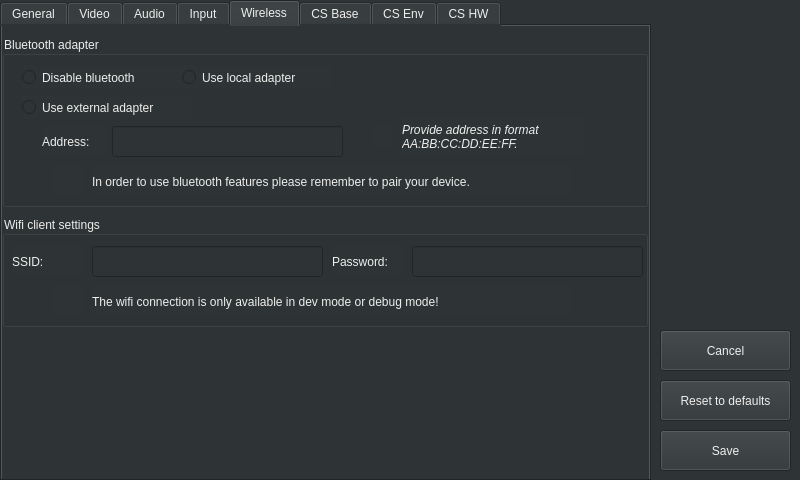
Qt form src/autoapp/UI/settingswindow.ui (arash-rasouli/openauto) before a commit.
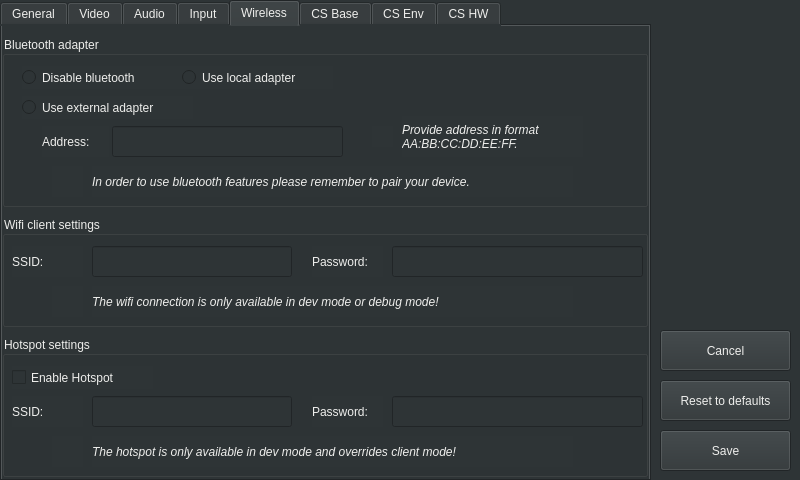
The same form after that commit. The open tabs and pages were chosen to show the change. Icons and pictures are not drawn.

Commit message: Complete wifi setup / Add Hotspot setup

Patch:
```diff
--- a/src/autoapp/UI/settingswindow.ui
+++ b/src/autoapp/UI/settingswindow.ui
@@ -1228,6 +1228,11 @@
         <height>31</height>
        </rect>
       </property>
+      <property name="font">
+       <font>
+        <italic>true</italic>
+       </font>
+      </property>
       <property name="text">
        <string>In order to use bluetooth features please remember to pair your device.</string>
       </property>
@@ -1248,9 +1253,9 @@
      <widget class="QLineEdit" name="lineEditWifiClientPassword">
       <property name="geometry">
        <rect>
-        <x>410</x>
+        <x>390</x>
         <y>30</y>
-        <width>231</width>
+        <width>251</width>
         <height>31</height>
        </rect>
       </property>
@@ -1267,7 +1272,7 @@
      <widget class="QLabel" name="labelWifiClientPassword">
       <property name="geometry">
        <rect>
-        <x>330</x>
+        <x>310</x>
         <y>30</y>
         <width>71</width>
         <height>31</height>
@@ -1299,6 +1304,11 @@
         <height>31</height>
        </rect>
       </property>
+      <property name="font">
+       <font>
+        <italic>true</italic>
+       </font>
+      </property>
       <property name="text">
        <string>The wifi connection is only available in dev mode or debug mode!</string>
       </property>
@@ -1308,7 +1318,7 @@
        <rect>
         <x>90</x>
         <y>30</y>
-        <width>231</width>
+        <width>200</width>
         <height>31</height>
        </rect>
       </property>
@@ -1327,6 +1337,124 @@
       </property>
      </widget>
     </widget>
+    <widget class="QGroupBox" name="groupBoxWifiHotspot">
+     <property name="geometry">
+      <rect>
+       <x>0</x>
+       <y>310</y>
+       <width>646</width>
+       <height>141</height>
+      </rect>
+     </property>
+     <property name="title">
+      <string>Hotspot settings</string>
+     </property>
+     <widget class="QLineEdit" name="lineEditWifiHotspotPassword">
+      <property name="geometry">
+       <rect>
+        <x>390</x>
+        <y>60</y>
+        <width>251</width>
+        <height>31</height>
+       </rect>
+      </property>
+      <property name="frame">
+       <bool>true</bool>
+      </property>
+      <property name="echoMode">
+       <enum>QLineEdit::Normal</enum>
+      </property>
+      <property name="clearButtonEnabled">
+       <bool>false</bool>
+      </property>
+     </widget>
+     <widget class="QLabel" name="labelWifiHotspotPassword">
+      <property name="geometry">
+       <rect>
+        <x>310</x>
+        <y>60</y>
+        <width>71</width>
+        <height>31</height>
+       </rect>
+      </property>
+      <property name="text">
+       <string>Password:</string>
+      </property>
+     </widget>
+     <widget class="QLabel" name="labelUseWarningIcon_2">
+      <property name="geometry">
+       <rect>
+        <x>50</x>
+        <y>100</y>
+        <width>31</width>
+        <height>31</height>
+       </rect>
+      </property>
+      <property name="text">
+       <string>&lt;html&gt;&lt;head/&gt;&lt;body&gt;&lt;p&gt;&lt;img src=&quot;:/ico_warning.png&quot;/&gt;&lt;/p&gt;&lt;/body&gt;&lt;/html&gt;</string>
+      </property>
+     </widget>
+     <widget class="QLabel" name="labelUseWarning_2">
+      <property name="geometry">
+       <rect>
+        <x>90</x>
+        <y>100</y>
+        <width>481</width>
+        <height>31</height>
+       </rect>
+      </property>
+      <property name="font">
+       <font>
+        <italic>true</italic>
+       </font>
+      </property>
+      <property name="text">
+       <string>The hotspot is only available in dev mode and overrides client mode!</string>
+      </property>
+     </widget>
+     <widget class="QLineEdit" name="lineEditWifiHotspotSSID">
+      <property name="geometry">
+       <rect>
+        <x>90</x>
+        <y>60</y>
+        <width>200</width>
+        <height>31</height>
+       </rect>
+      </property>
+      <property name="text">
+       <string/>
+      </property>
+      <property name="readOnly">
+       <bool>true</bool>
+      </property>
+     </widget>
+     <widget class="QLabel" name="labelWifiHotspotSSID">
+      <property name="geometry">
+       <rect>
+        <x>10</x>
+        <y>60</y>
+        <width>71</width>
+        <height>31</height>
+       </rect>
+      </property>
+      <property name="text">
+       <string>SSID:</string>
+      </property>
+     </widget>
+     <widget class="QCheckBox" name="checkBoxHotspot">
+      <property name="geometry">
+       <rect>
+        <x>10</x>
+        <y>30</y>
+        <width>141</width>
+        <height>23</height>
+       </rect>
+      </property>
+      <property name="text">
+       <string>Enable Hotspot</string>
+      </property>
+     </widget>
+    </widget>
    </widget>
    <widget class="QWidget" name="tabCrankshaftNG">
     <attribute name="title">
```
Left out of the diff: 230 changed lines with no effect on the pictures. The commit also changes 1 other file.
